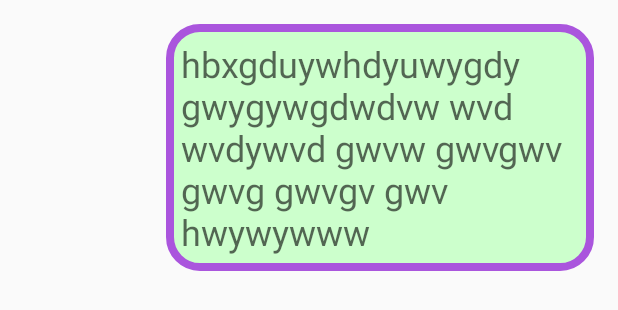
After one commit to miller7777777/Level_Up_chat_11_12, an Android app: the layout item_my_messages_list.xml on its own in the app's theme, with its tools: preview values and no code run, on a phone screen of 412 x 824 dp. The commit adds this screen. Shown: the top 310 px of the screen. Run offline under Robolectric (Android 15) with nearby library versions, the phone set to English and light mode, and no system bars.

Commit message:
Доделал разметку для экрана сообщений.

```diff
--- /dev/null
+++ b/app/src/main/res/drawable/rounded_my_message.xml
@@ -0,0 +1,13 @@
+<?xml version="1.0" encoding="utf-8"?>
+<shape xmlns:android="http://schemas.android.com/apk/res/android"
+       android:shape="rectangle" >
+
+    <solid android:color="#ccffcc" />
+
+    <corners android:radius="20dp" />
+
+    <stroke
+        android:width="5dip"
+        android:color="#A5D" />
+
+</shape>
--- /dev/null
+++ b/app/src/main/res/layout/item_my_messages_list.xml
@@ -0,0 +1,26 @@
+<?xml version="1.0" encoding="utf-8"?>
+<LinearLayout xmlns:android="http://schemas.android.com/apk/res/android"
+              android:layout_width="match_parent"
+              android:layout_height="wrap_content"
+              android:orientation="horizontal"
+              android:padding="16dp">
+    <View
+        android:layout_width="0dp"
+        android:layout_height="1dp"
+        android:layout_weight="0.25"/>
+
+    <TextView
+        android:id="@+id/message"
+        android:layout_width="0dp"
+        android:layout_height="wrap_content"
+        android:layout_weight="0.75"
+        android:background="@drawable/rounded_my_message"
+        android:padding="10dp"
+        android:textSize="24sp"
+        android:autoLink="web"
+        android:linksClickable="true"
+        android:minLines = "1"
+        android:maxLines = "100"
+        android:hint="hbxgduywhdyuwygdygwygywgdwdvw wvd  wvdywvd gwvw gwvgwv gwvg gwvgv gwv hwywywww"/>
+
+</LinearLayout>
```
Also changed, not shown: app/src/main/res/drawable/button_style.xml (added, +12 -0 lines), app/src/main/res/drawable/edit_text_style.xml (added, +12 -0 lines), app/src/main/res/drawable/rounded_participant_message.xml (added, +13 -0 lines), app/src/main/res/layout/activity_messages_list.xml (+5 -2 lines), app/src/main/res/layout/item_participant_message_list.xml (added, +28 -0 lines).
